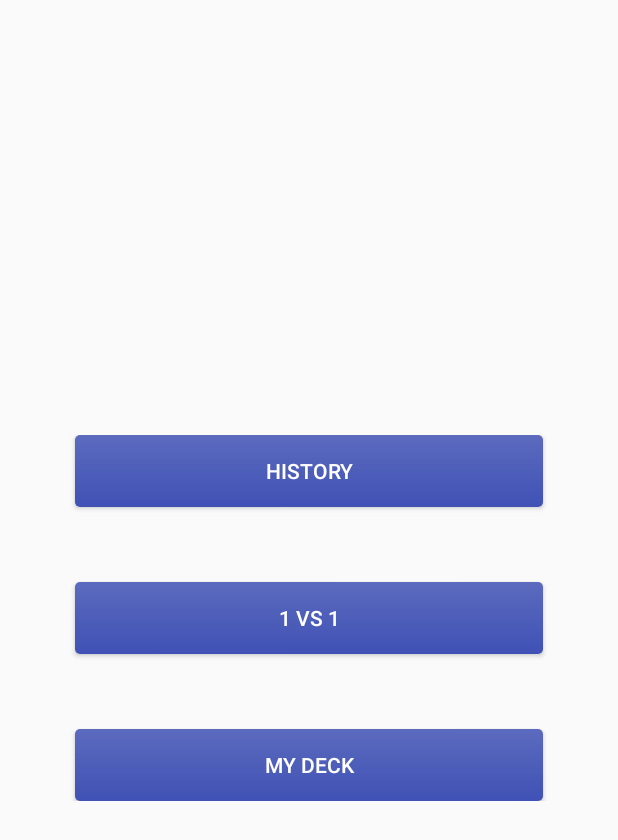
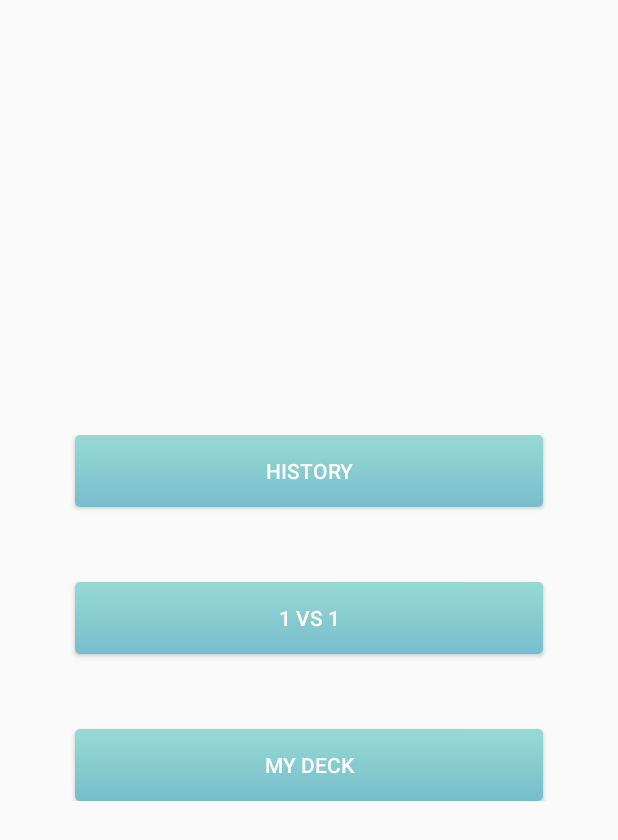
Before and after one commit to josemg08/HistoryJam, an Android app: the screen it shows after launch (ModeSelectionActivity), on a phone screen of 412 x 824 dp. Shown: the top 840 px of the screen. Run offline under Robolectric (Android 15) with nearby library versions, the phone set to English and light mode, and no system bars.

Commit message:
Add colors

```diff
--- a/app/src/main/res/values/colors.xml
+++ b/app/src/main/res/values/colors.xml
@@ -1,10 +1,32 @@
 <?xml version="1.0" encoding="utf-8"?>
 <resources>
+
+    <color name="colorPrimaryLight">@color/aqua</color>
+    <color name="colorPrimary">@color/blue</color>
+    <color name="colorPrimaryDark">@color/blueDark</color>
+    <color name="colorAccent">@color/yellow</color>
+
     <color name="white">#ffffff</color>
-    <color name="colorPrimaryLight">#5c6bbe</color>
-    <color name="colorPrimary">#3F51B5</color>
-    <color name="colorPrimaryDark">#303F9F</color>
-    <color name="colorAccent">#FF4081</color>
+    <color name="black">#000000</color>
 
+    <!--.___ Card colors __.-->
+    <color name="blue">#78BDCC</color>
+    <color name="blueDark">#63A1AD</color>
+    <color name="aqua">#97DAD3</color>
+    <color name="aquaDark">#6FBDB5</color>
+    <color name="yellow">#FBFE8D</color>
+    <color name="yellow_dark">#DBC37D</color>
+    <color name="brownLight">#FAF0F0</color>
+    <color name="brownVeryLight">#E6E6E6</color>
+    <color name="orange">#FFB67B</color>
+    <color name="orangeDark">#E09D68</color>
+    <color name="earth">#FAB4B4</color>
+    <color name="earthDark">#E09f9f</color>
+    <color name="purple">#C9C6E4</color>
+    <color name="purpleDark">#ADABCC</color>
+
+    <!--.___ Card text colors __.-->
+    <color name="red">#C93E44</color>
+    <color name="green">#1C9660</color>
 
 </resources>
```
